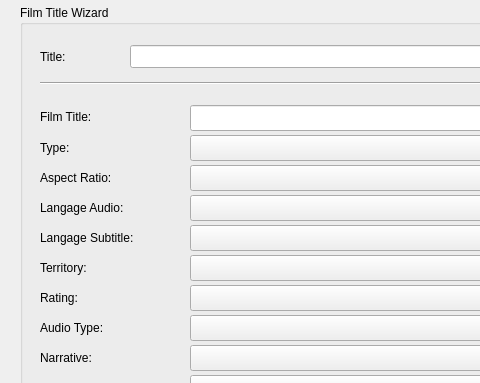
First picture: the form in gui/forms/generatetitle.ui, repository mamay/OpenDCP, before the edit; both pictures show x 0 to 480 and y 0 to 383 of the 750 by 640 pixel window.
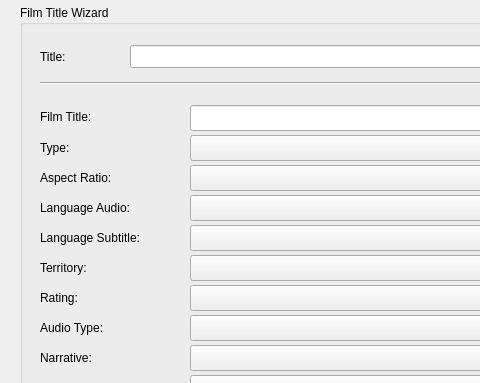
Second picture: the form after the edit.

The edit to the form file:
```diff
--- a/gui/forms/generatetitle.ui
+++ b/gui/forms/generatetitle.ui
@@ -286,7 +286,7 @@
      </rect>
     </property>
     <property name="text">
-     <string>Langage Audio:</string>
+     <string>Language Audio:</string>
     </property>
    </widget>
    <widget class="QComboBox" name="languageAudioComboBox">
@@ -319,7 +319,7 @@
      </rect>
     </property>
     <property name="text">
-     <string>Langage Subtitle:</string>
+     <string>Language Subtitle:</string>
     </property>
    </widget>
    <widget class="QComboBox" name="languageSubtitleComboBox">
```
